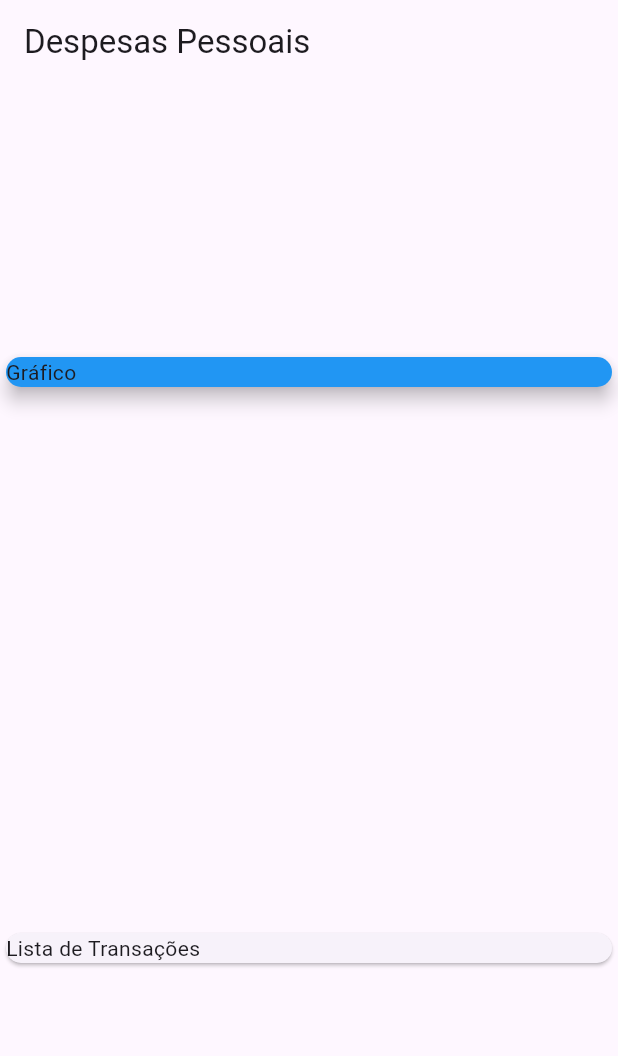
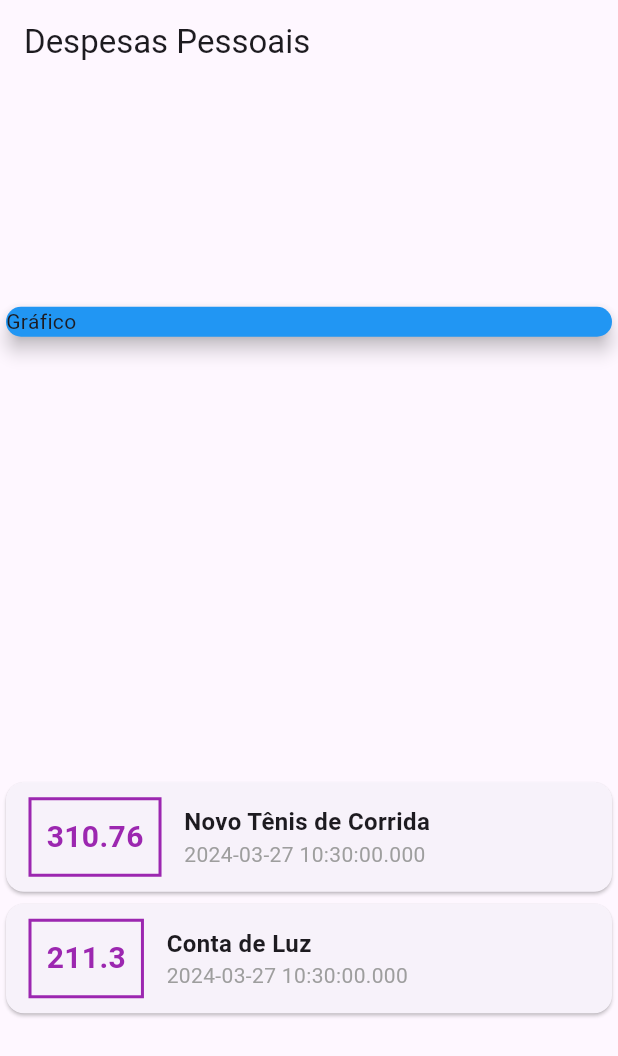
Before and after one commit to PedroHSiqueira/Flutter_Expenses, a Flutter app: the screen it shows after launch, on a phone screen of 412 x 824 dp. Shown: the top 1056 px of the screen. Run offline on Flutter 3.47's test engine with Material 3 defaults, Android fonts, the phone set to English and light mode, and no system bars.

Commit message:
Add some Styles on the Texts

```diff
--- a/lib/main.dart
+++ b/lib/main.dart
@@ -34,20 +34,59 @@ class MyHomePage extends StatelessWidget {
       appBar: AppBar(
         title: const Text('Despesas Pessoais'),
       ),
-      body: const Column(
+      body: Column(
         mainAxisAlignment: MainAxisAlignment.spaceAround,
         crossAxisAlignment: CrossAxisAlignment.stretch,
         children: [
-          SizedBox(
+          const SizedBox(
             child: Card(
               color: Colors.blue,
               elevation: 5,
               child: Text('Gráfico'),
             ),
           ),
-          Card(
-            child: Text('Lista de Transações'),
-          ),
+          Column(
+            children: _transactions.map((tr) {
+              return Card(
+                  child: Row(
+                children: [
+                  Container(
+                    margin: const EdgeInsets.symmetric(
+                        horizontal: 15, vertical: 10),
+                    decoration: BoxDecoration(
+                        border: Border.all(
+                      color: Colors.purple,
+                      width: 2,
+                    )),
+                    padding: const EdgeInsets.all(10),
+                    child: Text(
+                      tr.value.toString(),
+                      style: const TextStyle(
+                          fontWeight: FontWeight.bold,
+                          fontSize: 20,
+                          color: Colors.purple),
+                    ),
+                  ),
+                  Column(
+                    crossAxisAlignment: CrossAxisAlignment.start,
+                    children: [
+                      Text(
+                        tr.title,
+                        style: const TextStyle(
+                          fontSize: 16,
+                          fontWeight: FontWeight.bold,
+                        ),
+                      ),
+                      Text(
+                        tr.date.toString(),
+                        style: const TextStyle(color: Colors.grey),
+                      ),
+                    ],
+                  )
+                ],
+              ));
+            }).toList(),
+          )
         ],
       ),
     );
```
